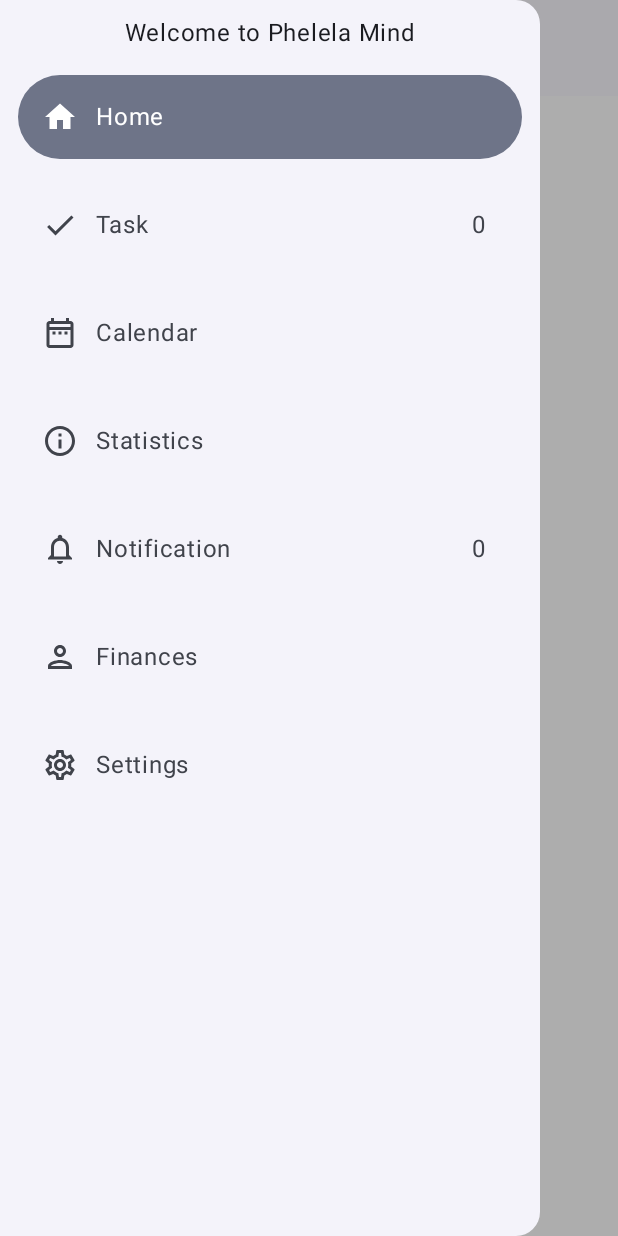
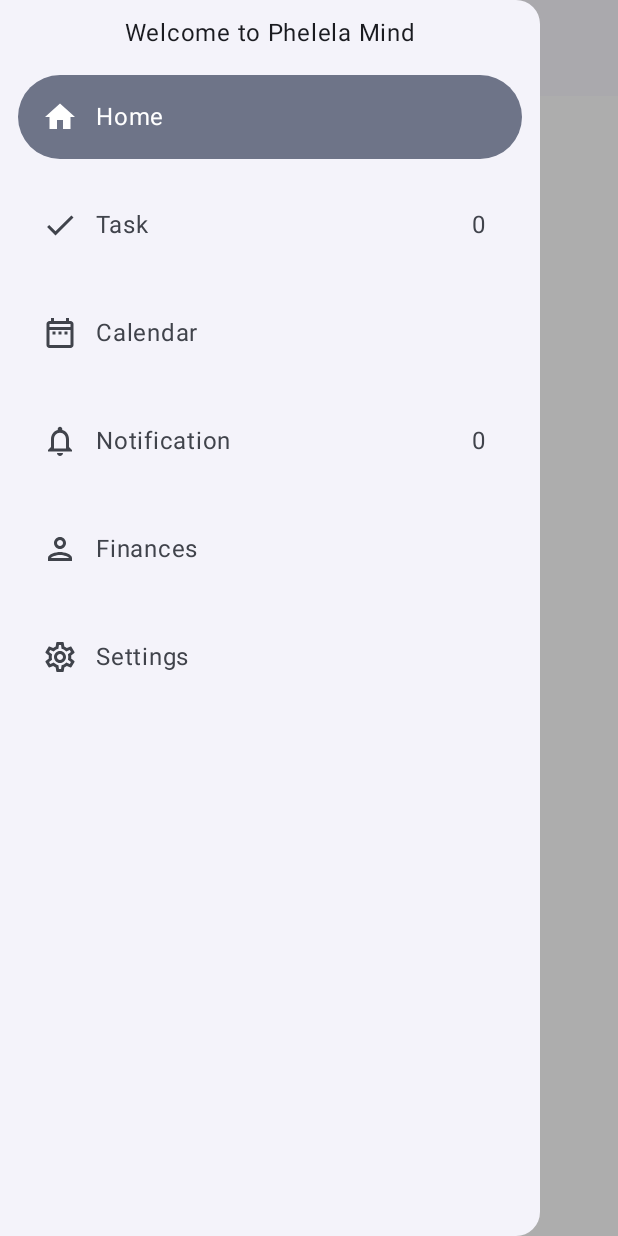
Before and after one commit to katarinakovacova/Phelela-Mind, an Android app built with Jetpack Compose: the screen it shows after launch (MainActivity), after a tap on "menu", on a phone screen of 412 x 824 dp. Run offline under Robolectric (Android 15) with nearby library versions, the phone set to English and light mode, and no system bars; our stand-ins replace Room's generated code.

Commit message:
Project Structure Refactoring #39

```diff
--- a/app/src/main/java/com/example/phelela_mind/MainActivity.kt
+++ b/app/src/main/java/com/example/phelela_mind/MainActivity.kt
@@ -12,7 +12,6 @@ import androidx.compose.material.icons.Icons
 import androidx.compose.material.icons.filled.DateRange
 import androidx.compose.material.icons.filled.Done
 import androidx.compose.material.icons.filled.Home
-import androidx.compose.material.icons.filled.Info
 import androidx.compose.material.icons.filled.Menu
 import androidx.compose.material.icons.filled.Notifications
 import androidx.compose.material.icons.filled.Person
@@ -20,7 +19,6 @@ import androidx.compose.material.icons.filled.Settings
 import androidx.compose.material.icons.outlined.DateRange
 import androidx.compose.material.icons.outlined.Done
 import androidx.compose.material.icons.outlined.Home
-import androidx.compose.material.icons.outlined.Info
 import androidx.compose.material.icons.outlined.Notifications
 import androidx.compose.material.icons.outlined.Person
 import androidx.compose.material.icons.outlined.Settings
@@ -87,12 +85,6 @@ class MainActivity : ComponentActivity() {
                         route = Screens.Calendar.route,
                         selectedIcon = Icons.Filled.DateRange,
                         unselectedIcon = Icons.Outlined.DateRange,
-                    ),
-                    NavigationItem(
-                        title = "Statistics",
-                        route = Screens.Statistics.route,
-                        selectedIcon = Icons.Filled.Info,
-                        unselectedIcon = Icons.Outlined.Info,
                     ),
                     NavigationItem(
                         title = "Notification",
--- a/app/src/main/java/com/example/phelela_mind/ui/navigation/NavigationGraph.kt
+++ b/app/src/main/java/com/example/phelela_mind/ui/navigation/NavigationGraph.kt
@@ -16,7 +16,6 @@ import com.example.phelela_mind.ui.screens.FinancesScreen
 import com.example.phelela_mind.ui.screens.HomeScreen
 import com.example.phelela_mind.ui.screens.NotificationScreen
 import com.example.phelela_mind.ui.screens.SettingsScreen
-import com.example.phelela_mind.ui.screens.StatisticScreen
 import com.example.phelela_mind.ui.screens.TaskScreen
 import com.example.phelela_mind.ui.viewmodel.TaskViewModel
 import org.koin.androidx.compose.koinViewModel
@@ -54,9 +53,5 @@ fun SetUpNavigationGraph(
         composable(Screens.Settings.route) {
             SettingsScreen(innerPadding = innerPadding)
         }
-
-        composable(Screens.Statistics.route) {
-            StatisticScreen(innerPadding = innerPadding)
-        }
     }
 }
--- a/app/src/main/java/com/example/phelela_mind/ui/navigation/Screens.kt
+++ b/app/src/main/java/com/example/phelela_mind/ui/navigation/Screens.kt
@@ -6,6 +6,5 @@ sealed class Screens(var route: String) {
     data object Notification: Screens("notification")
     data object Finances: Screens("finances")
     data object Settings: Screens("settings")
-    data object Statistics: Screens("statistics")
     data object Task: Screens("task")
 }
```
Also changed, not shown: app/src/main/java/com/example/phelela_mind/ui/screens/StatisticScreen.kt (deleted, +0 -32 lines).
